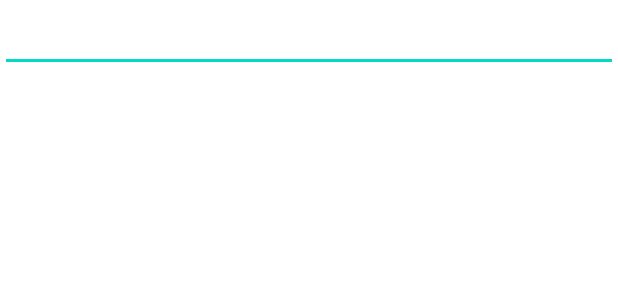
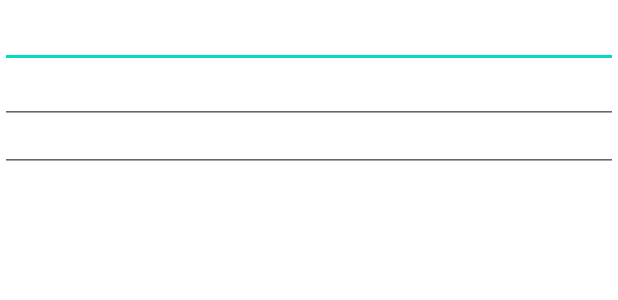
Before and after one commit to Nidvorai4/NPSIJP, an Android app: the layout rrrow_list_item.xml on its own in the app's theme, with its tools: preview values and no code run, on a phone screen of 412 x 824 dp. Shown: the top 300 px of the screen. Run offline under Robolectric (Android 15) with nearby library versions, the phone set to English and light mode, and no system bars.

Commit message:
допилил три поля в ресайкл вью

```diff
--- a/app/src/main/res/layout/rrrow_list_item.xml
+++ b/app/src/main/res/layout/rrrow_list_item.xml
@@ -1,17 +1,33 @@
 <?xml version="1.0" encoding="utf-8"?>
-<FrameLayout xmlns:android="http://schemas.android.com/apk/res/android"
+<LinearLayout xmlns:android="http://schemas.android.com/apk/res/android"
     xmlns:app="http://schemas.android.com/apk/res-auto"
     android:layout_width="match_parent"
-    android:layout_height="wrap_content">
+    android:layout_height="wrap_content"
+    android:orientation="vertical">
 
     <EditText
-        android:id="@+id/li_et_one_row"
+        android:id="@+id/li_et_EN_row"
         android:layout_width="match_parent"
         android:layout_height="wrap_content"
-        android:inputType="text"
-        android:textSize="20sp"/>
-    <TextView
-        android:id="@+id/li_tv_item_num"
+        android:inputType="textMultiLine"
+        android:scrollHorizontally="false"
+        android:singleLine="false"
+        android:textSize="18sp" />
+    <EditText
+        android:id="@+id/li_et_QU_row"
         android:layout_width="match_parent"
-        android:layout_height="wrap_content"/>
-</FrameLayout>
+        android:layout_height="wrap_content"
+        android:inputType="textMultiLine"
+        android:scrollHorizontally="false"
+        android:singleLine="false"
+
+        android:textSize="12sp"/>
+    <EditText
+        android:id="@+id/li_et_RU_row"
+        android:layout_width="match_parent"
+        android:layout_height="wrap_content"
+        android:inputType="textMultiLine"
+        android:scrollHorizontally="false"
+        android:singleLine="false"
+        android:textSize="8sp"/>
+</LinearLayout>
```
Also changed, not shown: app/src/main/java/twelvecabsoft/education/npsijp/Adapters/RowsAdapter.java (+17 -9 lines), app/src/main/java/twelvecabsoft/education/npsijp/MainActivity.java (+16 -9 lines), app/src/main/java/twelvecabsoft/education/npsijp/RowrOwroWText.java (+22 -20 lines), app/src/main/java/twelvecabsoft/education/npsijp/Song.java (+34 -0 lines).
